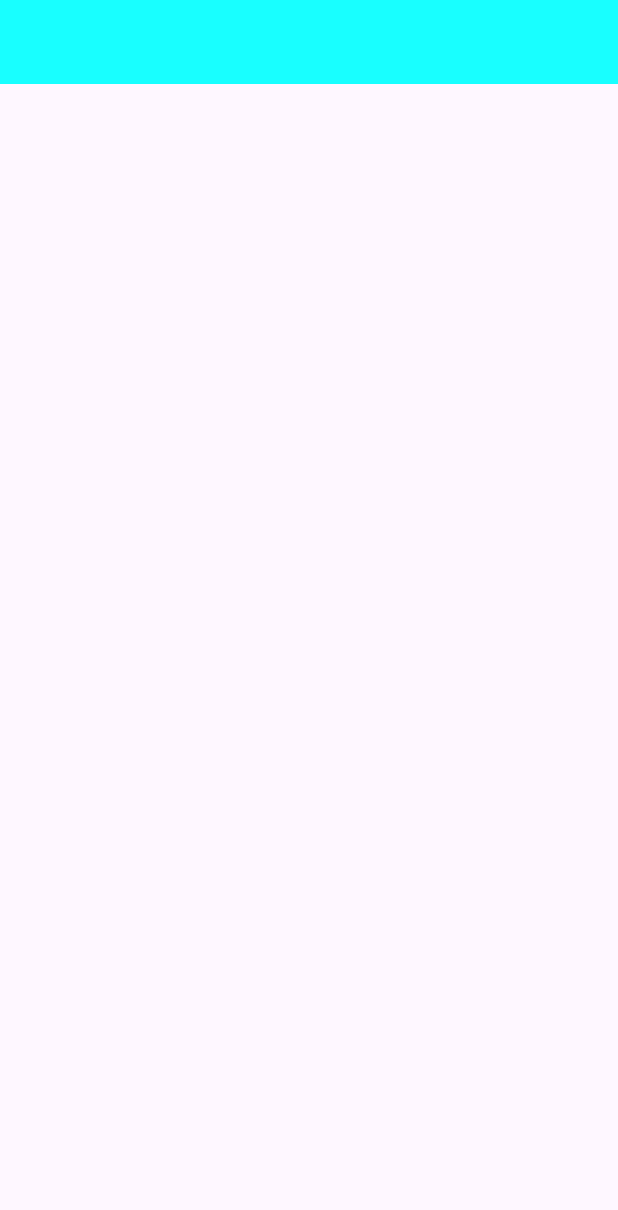
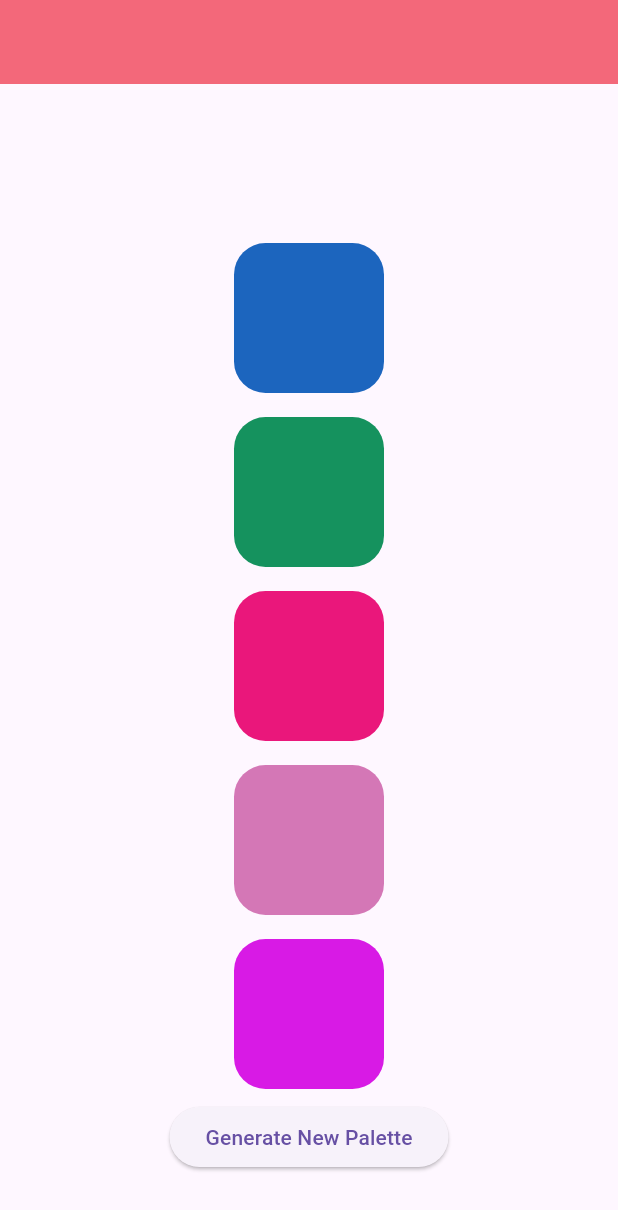
Before and after one commit to irfanhabib19/flutter_animation, a Flutter app: the screen it shows after launch, on a phone screen of 412 x 824 dp. Shown: the top 1210 px of the screen. Run offline on Flutter 3.47's test engine with Material 3 defaults, Android fonts, the phone set to English and light mode, and no system bars; our stand-ins replace device_preview.

Commit message:
first commit

```diff
--- /dev/null
+++ b/lib/implicit_examples/animated_color_palletes.dart
@@ -0,0 +1,62 @@
+import 'package:flutter/material.dart';
+import 'dart:math';
+
+class AnimatedColorPalette extends StatefulWidget {
+  const AnimatedColorPalette({super.key});
+
+  @override
+  State<AnimatedColorPalette> createState() => _AnimatedColorPaletteState();
+}
+
+class _AnimatedColorPaletteState extends State<AnimatedColorPalette> {
+  List<Color> currentPalette = generateRandomPalette();
+
+  static List<Color> generateRandomPalette() {
+    final random = Random();
+    return List.generate(
+      5,
+      (_) => Color.fromRGBO(
+        random.nextInt(256),
+        random.nextInt(256),
+        random.nextInt(256),
+        1,
+      ),
+    );
+  }
+
+  void regeneratePalette() {
+    setState(() {
+      currentPalette = generateRandomPalette();
+    });
+  }
+
+  @override
+  Widget build(BuildContext context) {
+    return Scaffold(
+      appBar: AppBar(),
+      body: Center(
+        child: Column(
+          mainAxisAlignment: MainAxisAlignment.center,
+          children: [
+            for (Color color in currentPalette)
+              AnimatedContainer(
+                decoration: BoxDecoration(
+                  borderRadius: BorderRadius.circular(21),
+                  color: color,
+                ),
+                curve: Curves.linearToEaseOut,
+                width: 100,
+                height: 100,
+                margin: const EdgeInsets.all(8),
+                duration: Duration(seconds: 1),
+              ),
+            ElevatedButton(
+              onPressed: regeneratePalette,
+              child: const Text('Generate New Palette'),
+            ),
+          ],
+        ),
+      ),
+    );
+  }
+}
--- a/lib/main.dart
+++ b/lib/main.dart
@@ -1,5 +1,6 @@
 import 'package:flutter/material.dart';
 import 'package:device_preview/device_preview.dart';
+import 'package:flutter_animations/implicit_examples/animated_color_palletes.dart';
 
 void main() {
   runApp(DevicePreview(builder: (context) => MyApp()));
@@ -13,7 +14,7 @@ class MyApp extends StatelessWidget {
   Widget build(BuildContext context) {
     return MaterialApp(
       debugShowCheckedModeBanner: false,
-      title: 'Flutter Demo',
+      title: "Color Palette Generator",
       theme: ThemeData(),
       home: MyHomePage(),
     );
@@ -24,10 +25,11 @@ class MyHomePage extends StatelessWidget {
   @override
   Widget build(BuildContext context) {
     return Scaffold(
-      appBar: AppBar(
-        backgroundColor: Colors.cyanAccent,
-      ),
-      body: Container(),
-    );
+        appBar: AppBar(
+          backgroundColor: const Color.fromARGB(255, 243, 104, 122),
+        ),
+        body: Container(
+          child: AnimatedColorPalette(),
+        ));
   }
 }
```
Also changed, not shown: 1 other file.
